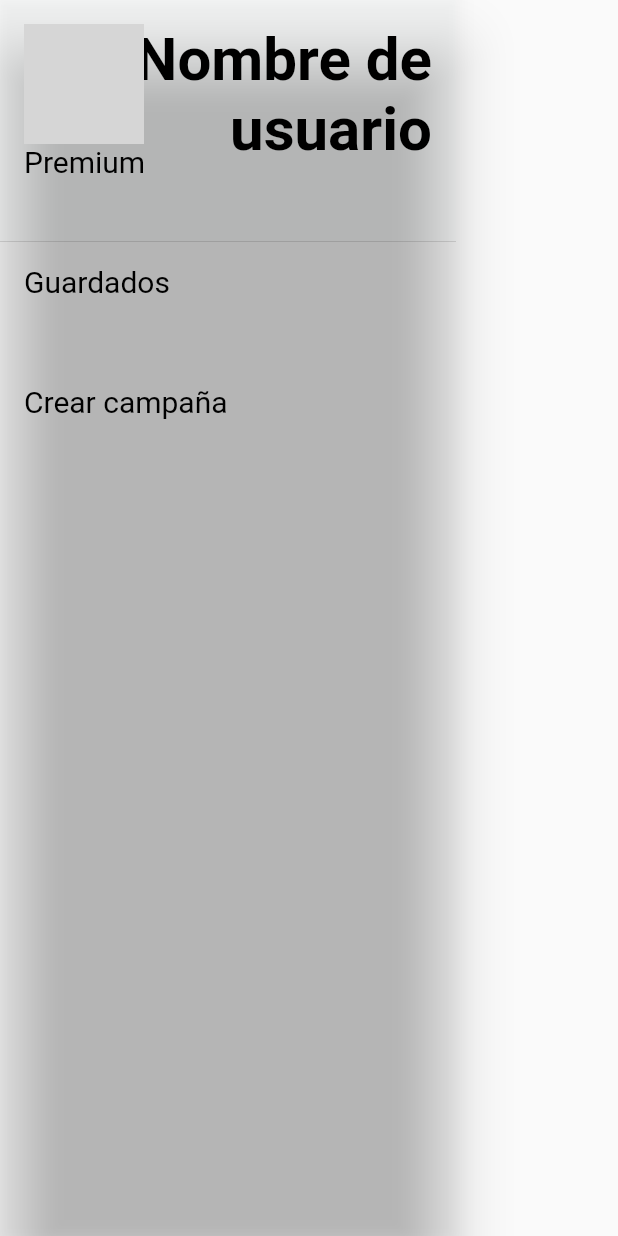
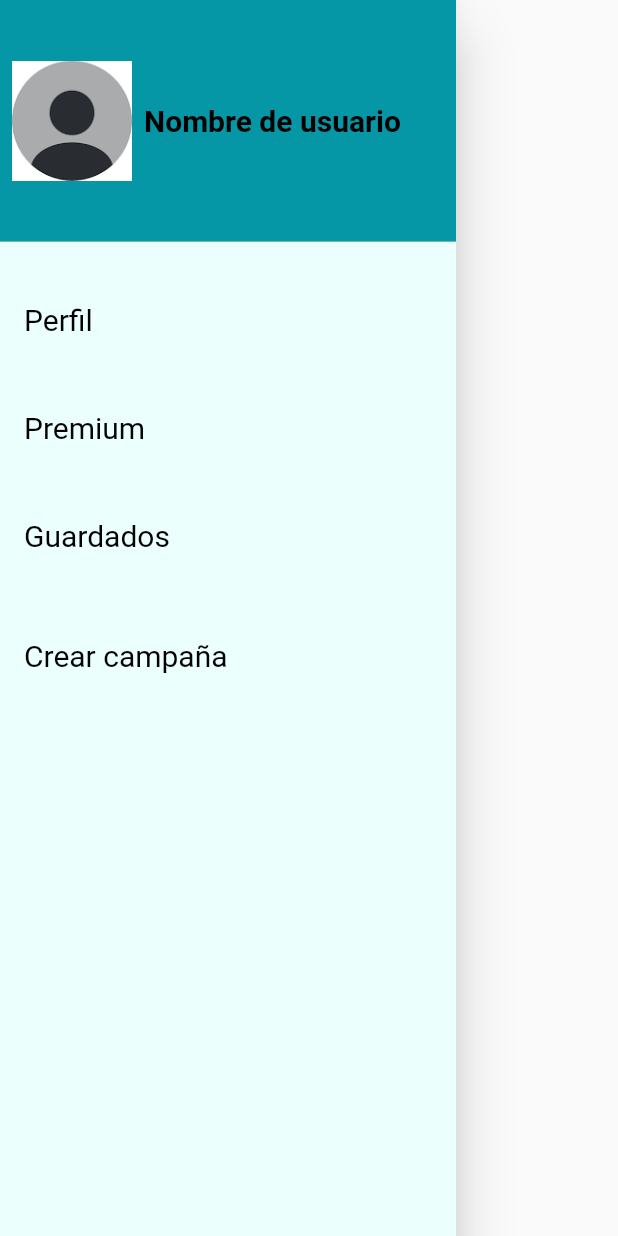
Before and after one commit to CC238-202302-WS61-GRUPO01/KindCoins-MobileApp, a Flutter app: the SideNavBar widget shown alone on an empty page, opened directly, on a phone screen of 412 x 824 dp. Run offline on Flutter 3.47's test engine with Material 2 defaults, Android fonts, the phone set to English and light mode, and no system bars; our stand-ins replace carousel_slider; network calls fail; grey boxes are pictures that could not be loaded.

Commit message:
Testing y mdificiaciones para ver el navbar
-Se modificó el pubspec y añadió un asset.
-Se modificó el header (quitándole el icono "home") para poder darle espacio al widget del navbar
- No se llegó a ejecutar en emulador/físico, pero si en navegador.

```diff
--- a/kindcoins/lib/main.dart
+++ b/kindcoins/lib/main.dart
@@ -11,8 +11,8 @@ class MyApp extends StatelessWidget {
   Widget build(BuildContext context) {
     return MaterialApp(
       title: "Kind Coins",
-      //home: ValidarFormWidget(),
-      home: HomeScreen(),
+      home: ValidarFormWidget(),
+      //home: HomeScreen(),
     );
   }
 }
--- a/kindcoins/lib/widgets/home/header.dart
+++ b/kindcoins/lib/widgets/home/header.dart
@@ -6,7 +6,7 @@ class Header extends StatelessWidget implements PreferredSizeWidget {
   Widget build(BuildContext context) {
     return AppBar(
       title: Text('KindCoins'),
-      leading: Icon(Icons.home),
+      //leading: Icon(Icons.home),
       actions: [
         IconButton(
           icon: Icon(Icons.search),
--- a/kindcoins/lib/widgets/home/side_nav_bar.dart
+++ b/kindcoins/lib/widgets/home/side_nav_bar.dart
@@ -5,41 +5,40 @@ class SideNavBar extends StatelessWidget {
 
   @override
   Widget build(BuildContext context) {
-    return const Drawer(//Quitar el const más tarde
-      backgroundColor: Color.fromARGB(1, 235, 255, 253),//Color Secundario
-      child: Stack(
-        children: <Widget>[
+    return Drawer(//Quitar el const más tarde
+      backgroundColor: Color.fromARGB(255, 235, 255, 253),//Color Secundario
+      child: ListView(
+        children: const <Widget>[
           DrawerHeader(
               decoration: BoxDecoration(
-                color: Color.fromARGB(1, 5, 151, 166)//Color Primario
+                color: Color.fromARGB(255, 5, 151, 166)//Color Primario
               ),
-              padding: EdgeInsets.all(16.0),
-              child: Stack(
+              padding: EdgeInsets.all(8.0),
+              child: Row(
                 children: <Widget>[
                   Image(
                     alignment: Alignment.centerLeft,
-                    image: AssetImage("lib/descarga.jpg"),
+                    image: AssetImage("lib/images.png"),
                     width: 80.0,
+                    fit: BoxFit.fitHeight,
+                  ),
+                  Padding(
+                    padding: EdgeInsets.only(right:8.0),
                   ),
                   Text(
                     "Nombre de usuario",
                     textAlign: TextAlign.right,
-                    overflow: TextOverflow.clip,
                     style: TextStyle(
                         fontFamily: "Roboto",
                         fontWeight: FontWeight.bold,
-                        fontSize: 40,
+                        fontSize: 20,
                         color: Colors.black//Negro 1
                     ),
                   ),
                 ],
               )
           ),
-          Padding(
-            padding: EdgeInsets.only(top:40.0),
-          ),
-          Column(
-            children: <Widget>[
+          Padding(padding: EdgeInsets.only(top:16.0),),
               ListTile(
                 title: Text(
                   "Perfil",
@@ -56,7 +55,7 @@ class SideNavBar extends StatelessWidget {
                 //onTap: (){},
               ),
               Padding(
-                padding: EdgeInsets.only(top:24.0),
+                padding: EdgeInsets.only(top:16.0),
               ),
               ListTile(
                 title: Text(
@@ -74,7 +73,7 @@ class SideNavBar extends StatelessWidget {
                 //onTap: (){},
               ),
               Padding(
-                padding: EdgeInsets.only(top:24.0),
+                padding: EdgeInsets.only(top:16.0),
               ),
               ListTile(
                 title: Text(
@@ -110,8 +109,6 @@ class SideNavBar extends StatelessWidget {
                 //onTap: (){},
               )
             ],
-          ),
-        ],
       ),
     );
   }
--- a/kindcoins/pubspec.yaml
+++ b/kindcoins/pubspec.yaml
@@ -59,8 +59,8 @@ flutter:
   uses-material-design: true
 
   # To add assets to your application, add an assets section, like this:
-  # assets:
-  #   - images/a_dot_burr.jpeg
+  assets:
+    - lib/images.png
   #   - images/a_dot_ham.jpeg
 
   # An image asset can refer to one or more resolution-specific "variants", see
```
Also changed, not shown: kindcoins/lib/descarga.jpg (deleted), kindcoins/lib/images.png (added).
